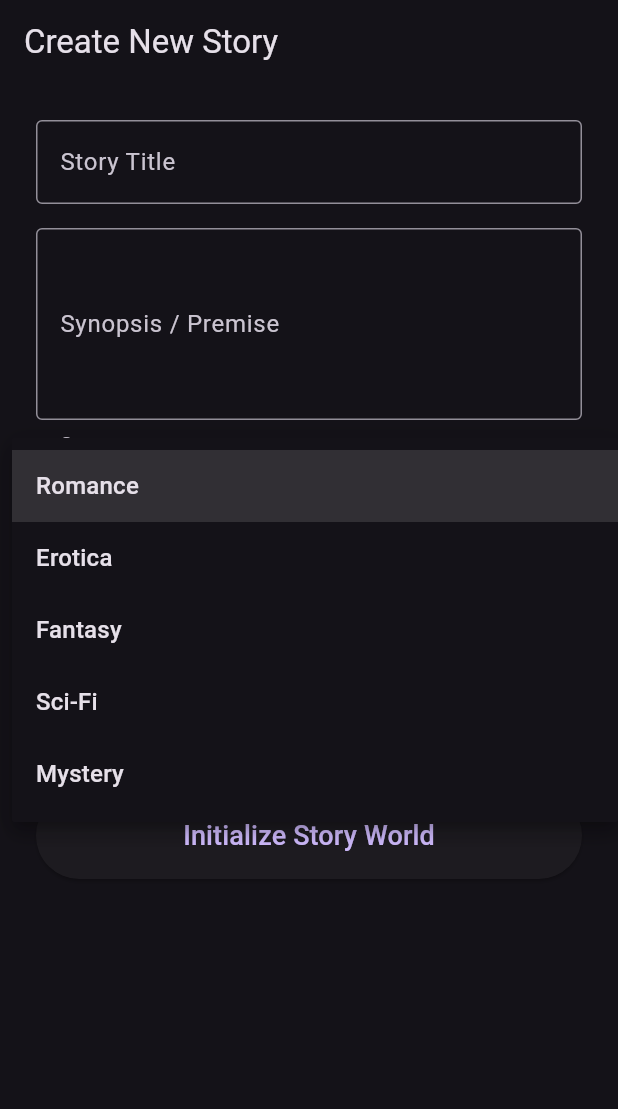
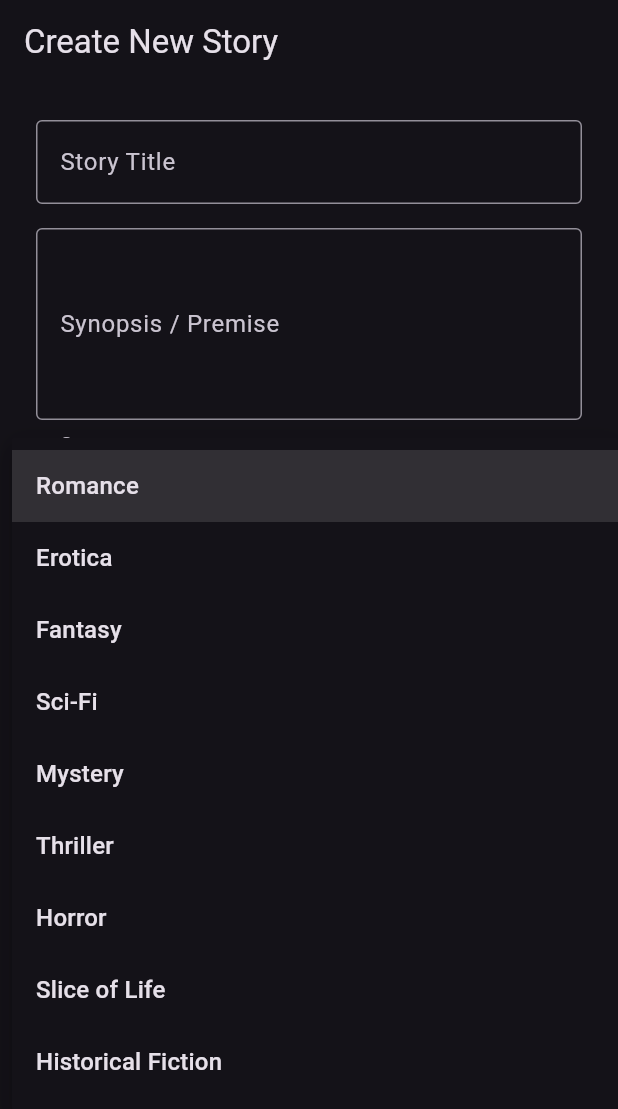
Before and after one commit to smohdismail/AI-Story, a Flutter app: the CreatorScreen screen opened by its route, after a tap on "Romance", on a phone screen of 412 x 824 dp. Shown: the top 1109 px of the screen. Run offline on Flutter 3.47's test engine with Material 3 defaults, Android fonts, the phone set to English and light mode, and no system bars; our stand-ins replace go_router, pdf, printing, shared_preferences; accounts and stored records are empty.

Commit message:
feat: add massive list of new genres, subgenres, and tones to creator screen

```diff
--- a/frontend/lib/screens/creator.dart
+++ b/frontend/lib/screens/creator.dart
@@ -17,9 +17,9 @@ class _CreatorScreenState extends State<CreatorScreen> {
   String _selectedSubgenre = 'CEO Romance';
   String _selectedTone = 'Passionate';
 
-  final _genres = ['Romance', 'Erotica', 'Fantasy', 'Sci-Fi', 'Mystery'];
-  final _subgenres = ['CEO Romance', 'Enemies to Lovers', 'Slow Burn', 'Mafia Romance', 'Historical Romance', 'Family Dynamics', 'Step-Family Taboo', 'Age Gap', 'Forbidden Romance', 'Mom & Son', 'Brother & Sister', 'Step-Mom', 'Step-Sister'];
-  final _tones = ['Passionate', 'Dark', 'Lighthearted', 'Dramatic', 'Extremely Steamy', 'Taboo & Intense', 'Romantic & Sweet'];
+  final _genres = ['Romance', 'Erotica', 'Fantasy', 'Sci-Fi', 'Mystery', 'Thriller', 'Horror', 'Slice of Life', 'Historical Fiction'];
+  final _subgenres = ['CEO Romance', 'Enemies to Lovers', 'Slow Burn', 'Mafia Romance', 'Historical Romance', 'Family Dynamics', 'Step-Family Taboo', 'Age Gap', 'Forbidden Romance', 'Mom & Son', 'Brother & Sister', 'Step-Mom', 'Step-Sister', 'Billionaire Romance', 'Werewolf / Shifter', 'Vampire Romance', 'College Romance', 'Office Romance', 'Friends to Lovers', 'Arranged Marriage'];
+  final _tones = ['Passionate', 'Dark', 'Lighthearted', 'Dramatic', 'Extremely Steamy', 'Taboo & Intense', 'Romantic & Sweet', 'Angsty & Emotional', 'Suspenseful', 'Fluffy & Cute'];
 
   bool _isSaving = false;
 
```
